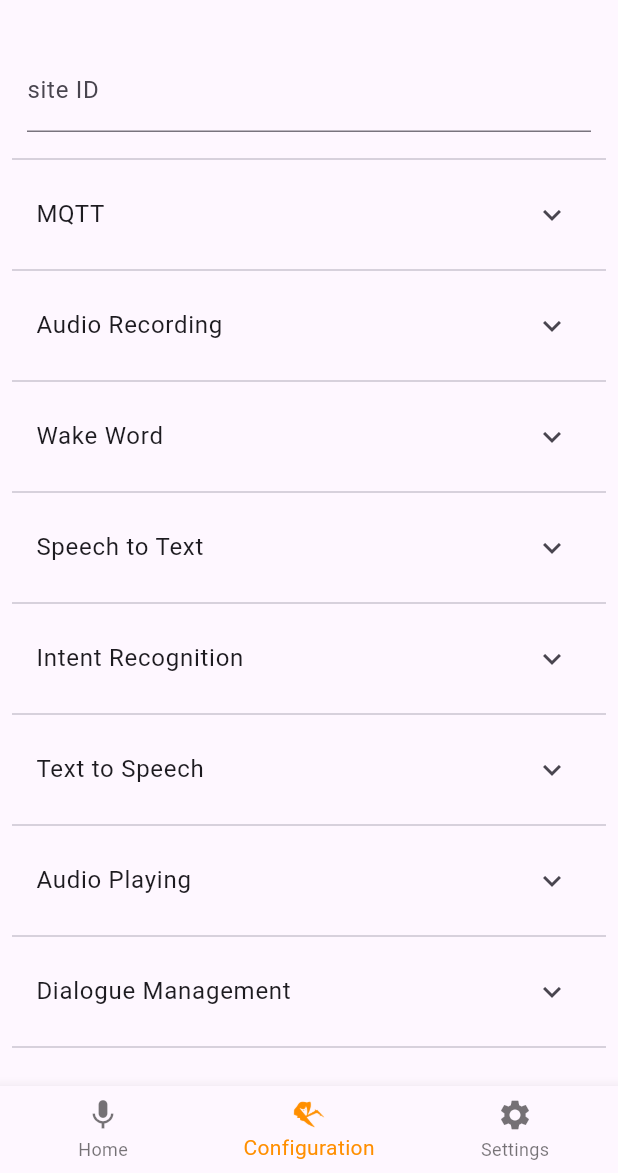
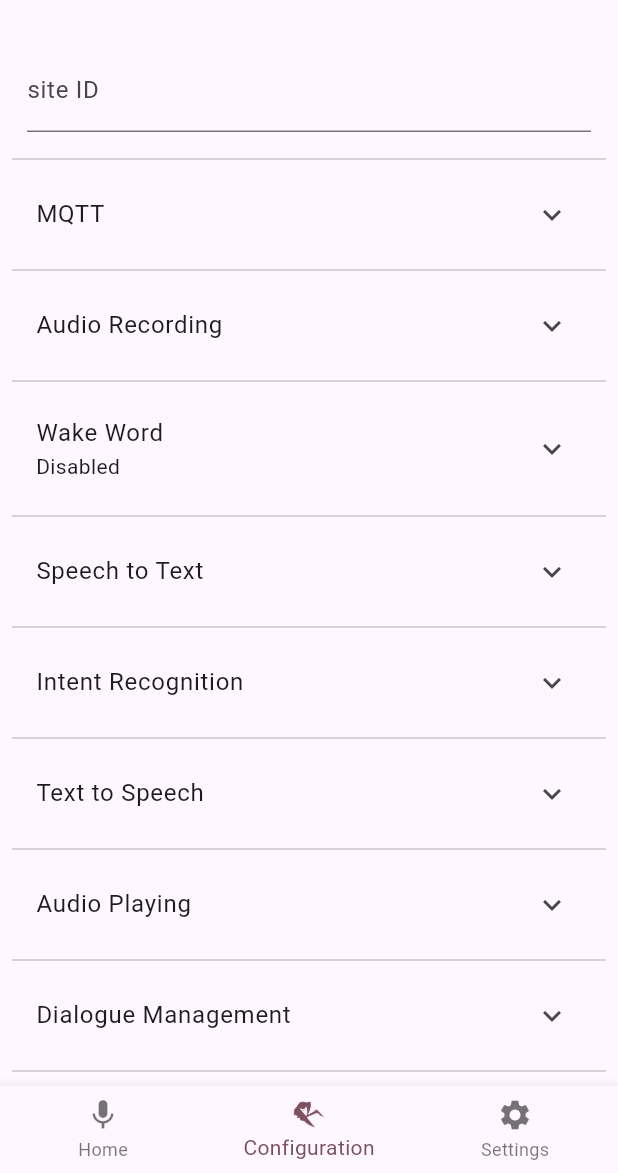
Before and after one commit to Nailik/rhasspy_mobile, a Flutter app: the screen it shows after launch, item 2 of the bottom bar chosen, on a phone screen of 412 x 824 dp, the part 63-1236 px from its top. Run offline on Flutter 3.47's test engine with Material 2 defaults, Android fonts, the phone set to English and light mode, and no system bars; our stand-ins replace dropdown_button2, get; generated files the repository leaves out were written again.

Commit message:
mqtt, audio recording and wake word settings

```diff
--- a/lib/l10n/app_de.arb
+++ b/lib/l10n/app_de.arb
@@ -23,5 +23,8 @@
   "audioPlaying": "Audio Playing",
   "dialogueManagement": "Dialogue Management",
   "intentHandling": "Intent Handling",
-  "checkConnection": "Check Connection"
+  "checkConnection": "Check Connection",
+  "local": "Local",
+  "remote": "Remote",
+  "disabled": "Disabled"
 }
--- a/lib/l10n/app_en.arb
+++ b/lib/l10n/app_en.arb
@@ -23,5 +23,8 @@
   "audioPlaying": "Audio Playing",
   "dialogueManagement": "Dialogue Management",
   "intentHandling": "Intent Handling",
-  "checkConnection": "Check Connection"
+  "checkConnection": "Check Connection",
+  "local": "Local",
+  "remote": "Remote",
+  "disabled": "Disabled"
 }
--- a/lib/screens/main_screen.dart
+++ b/lib/screens/main_screen.dart
@@ -29,14 +29,16 @@ class _MainScreenState extends State<MainScreen> {
   }
 
   Widget? getBody() {
-    if (_selectedIndex == 0) {
-      return const StartScreen();
-    } else if (_selectedIndex == 1) {
-      return const RhasspySettingsScreen();
-    } else if (_selectedIndex == 2) {
-      return const SettingsScreen();
+    switch (_selectedIndex) {
+      case 0:
+        return const StartScreen();
+      case 1:
+        return const RhasspySettingsScreen();
+      case 2:
+        return const SettingsScreen();
+      default:
+        null;
     }
-    return null;
   }
 
   int _selectedIndex = 0;
@@ -60,7 +62,7 @@ class _MainScreenState extends State<MainScreen> {
         ),
       ],
       currentIndex: _selectedIndex,
-      selectedItemColor: Colors.amber[800],
+      selectedItemColor: Theme.of(context).colorScheme.tertiary,
       onTap: _onItemTapped,
     );
   }
--- a/lib/screens/rhasspy_settings_screen.dart
+++ b/lib/screens/rhasspy_settings_screen.dart
@@ -1,5 +1,10 @@
+import 'package:dropdown_button2/dropdown_button2.dart';
 import 'package:flutter/material.dart';
 import 'package:flutter_gen/gen_l10n/app_localizations.dart';
+import 'package:get/get.dart';
+import '../wake_word/wake_word_options.dart';
+
+enum WhyFarther { harder, smarter, selfStarter, tradingCharter }
 
 class RhasspySettingsScreen extends StatefulWidget {
   const RhasspySettingsScreen({Key? key}) : super(key: key);
@@ -52,10 +57,9 @@ class _RhasspySettingsScreenState extends State<RhasspySettingsScreen> {
     );
   }
 
-  bool _audioRecordingUdpOutput = true;
-  bool _passwordHidden = true;
+  Widget mqtt() {
+    var _passwordHidden = true.obs;
 
-  Widget mqtt() {
     return ExpansionTile(
       title: Text(
         locale.mqtt,
@@ -70,22 +74,24 @@ class _RhasspySettingsScreenState extends State<RhasspySettingsScreen> {
         TextField(
           decoration: defaultDecoration(locale.userName),
         ),
-        TextFormField(
-          obscureText: _passwordHidden,
+        Obx(() => TextFormField(
+              obscureText: _passwordHidden.value,
               decoration: InputDecoration(
                 border: const UnderlineInputBorder(),
                 labelText: locale.password,
                 suffixIcon: IconButton(
                   icon: Icon(
-                _passwordHidden ? Icons.visibility_off : Icons.visibility,
+                    _passwordHidden.value
+                        ? Icons.visibility_off
+                        : Icons.visibility,
                     color: theme.primaryColorDark,
                   ),
                   onPressed: () {
-                _passwordHidden = !_passwordHidden;
+                    _passwordHidden.value = !_passwordHidden.value;
                   },
                 ),
               ),
-        ),
+            )),
         MaterialButton(
             child: Text(
               locale.checkConnection,
@@ -99,47 +105,81 @@ class _RhasspySettingsScreenState extends State<RhasspySettingsScreen> {
   }
 
   Widget audioRecording() {
-    return ExpansionTile(
+    var _audioRecordingUdpOutput = true.obs;
+    return Obx(() => ExpansionTile(
           title: Text(locale.audioRecording),
           children: <Widget>[
             SwitchListTile(
-            value: _audioRecordingUdpOutput,
+                value: _audioRecordingUdpOutput.value,
                 onChanged: (value) {
-              setState(() {
-                _audioRecordingUdpOutput = value;
-              });
+                  _audioRecordingUdpOutput.value = value;
                 },
                 title: Text(locale.udpAudioOutput),
                 subtitle: Text(locale.udpAudioOutputDetail)),
             TextField(
-          enabled: false,
+              enabled: _audioRecordingUdpOutput.value,
               decoration: defaultDecoration(locale.host),
             ),
             TextField(
-          enabled: _audioRecordingUdpOutput,
+              enabled: _audioRecordingUdpOutput.value,
               decoration: defaultDecoration(locale.port),
             ),
             //TODO silence detection
           ],
-    );
+        ));
   }
 
   Widget wakeWord() {
-    return ExpansionTile(
+    var wakeWordSetting = WakeWordOption.disabled.obs;
+    var wakeWordSensitivity = 0.55.obs;
+
+    return Obx(() => ExpansionTile(
             title: Text(locale.wakeWord),
+            subtitle: Text(wakeWordSetting.value.asText(locale)),
             children: <Widget>[
-        Text(locale.wakeWord),
+              DropdownButtonFormField2<WakeWordOption>(
+                value: wakeWordSetting.value,
+                onChanged: (WakeWordOption? newValue) {
+                  if (newValue != null) {
+                    wakeWordSetting.value = newValue;
+                  }
+                },
+                items: WakeWordOption.values
+                    .map<DropdownMenuItem<WakeWordOption>>(
+                        (WakeWordOption value) {
+                  return DropdownMenuItem<WakeWordOption>(
+                    value: value,
+                    child: Text(value.asText(locale)),
+                  );
+                }).toList(),
+              ),
               //TODO dropdown  (local/remote/disabled)
               //TODO dropdown keyword file
               //todo dropdown avaialble keywords
-        TextFormField(
-          decoration: InputDecoration(
-            border: const UnderlineInputBorder(),
-            labelText: locale.sensitivity,
+              Padding(
+                  padding: const EdgeInsets.fromLTRB(0, 32, 0, 0),
+                  child: Align(
+                      alignment: Alignment.centerLeft,
+                      child: Text(
+                          "${locale.sensitivity} (${wakeWordSensitivity.value.toString()})"))),
+              SliderTheme(
+                data: SliderThemeData(
+                    inactiveTrackColor: theme.colorScheme.secondary,
+                    trackHeight: 0.1,
+                    valueIndicatorShape:
+                        const PaddleSliderValueIndicatorShape(),
+                    thumbShape: const RoundSliderThumbShape()),
+                child: Slider(
+                  value: wakeWordSensitivity.value,
+                  max: 1,
+                  divisions: 100,
+                  label: wakeWordSensitivity.toString(),
+                  onChanged: (double value) {
+                    wakeWordSensitivity.value = value;
+                  },
                 ),
               ),
-      ],
-    );
+            ]));
   }
 
   Widget speechToText() {
--- /dev/null
+++ b/lib/wake_word/wake_word_options.dart
@@ -0,0 +1,18 @@
+import 'package:flutter_gen/gen_l10n/app_localizations.dart';
+
+enum WakeWordOption{
+  local, remote, disabled
+}
+
+extension TranslateEnum on WakeWordOption {
+  String asText(AppLocalizations local) {
+    switch (this) {
+      case WakeWordOption.local:
+        return local.local;
+      case WakeWordOption.remote:
+        return local.remote;
+      case WakeWordOption.disabled:
+        return local.disabled;
+    }
+  }
+}
--- a/pubspec.yaml
+++ b/pubspec.yaml
@@ -33,6 +33,7 @@ dependencies:
     sdk: flutter
   intl: ^0.17.0
   get: ^4.6.1
+  dropdown_button2: ^1.1.1
 
 
   # The following adds the Cupertino Icons font to your application.
```
Lines whose indentation alone changed are shown as unchanged.
